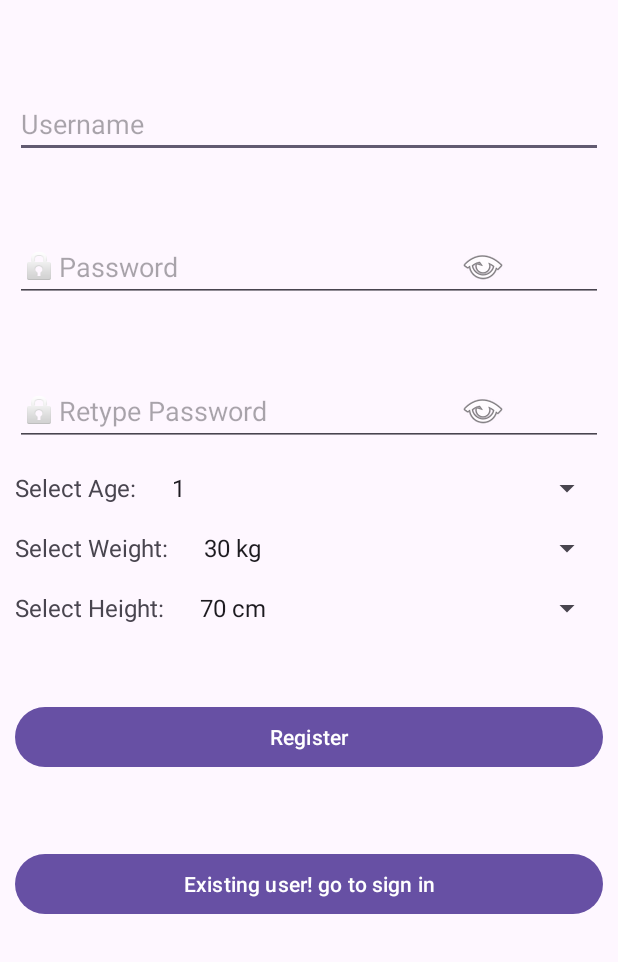
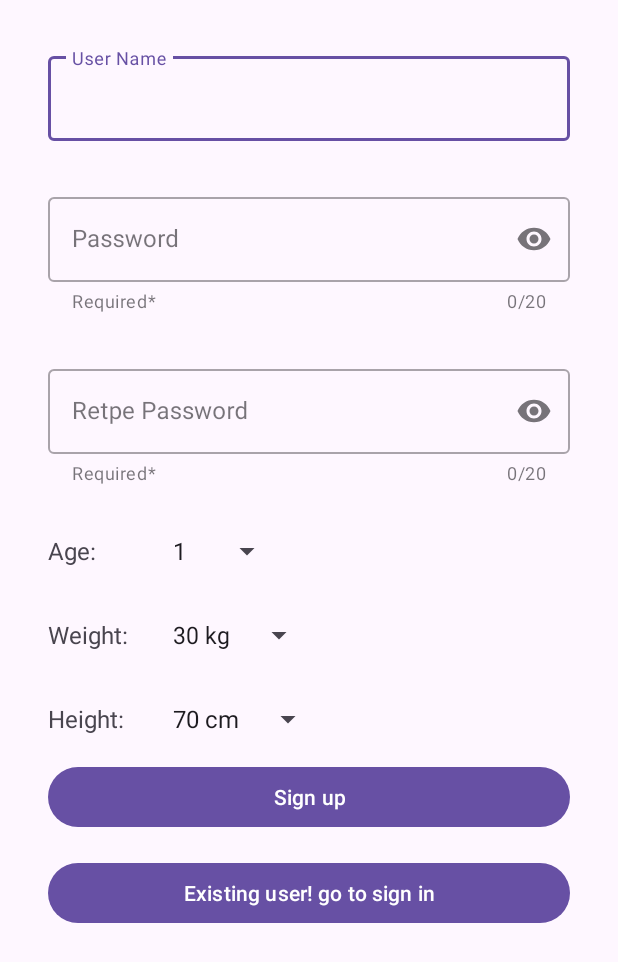
Before and after one commit to zemani2/FinalProject, an Android app: the SignUpActivity screen opened directly, with no data from a screen before it, on a phone screen of 412 x 824 dp. Shown: the top 962 px of the screen. Run offline under Robolectric (Android 15) with nearby library versions, the phone set to English and light mode, and no system bars.

Commit message:
Idan update the info and the signup

```diff
--- /dev/null
+++ b/app/src/main/java/com/example/anxietyByHeartRate/Constants.java
@@ -0,0 +1,5 @@
+package com.example.anxietyByHeartRate;
+
+public class Constants {
+
+}
--- a/app/src/main/java/com/example/anxietyByHeartRate/DBHelper.java
+++ b/app/src/main/java/com/example/anxietyByHeartRate/DBHelper.java
@@ -10,20 +10,21 @@ import android.database.sqlite.SQLiteOpenHelper;
 import android.util.Log;
 
 import java.io.Serializable;
+import java.util.HashMap;
+import java.util.Map;
 
 public class DBHelper extends SQLiteOpenHelper implements Serializable {
     public static final String DBNAME = "Login4.db";
-    private static final String TABLE_NAME = "users";
+    public static final String USERS_TABLE_NAME = "users";
 
-    private static final String TABLE_NAME_STRESS = "stress";
-    private static final String COL_1 = "ID";
-    private static final String COL_USERNAME = "username";
-    private static final String COL_PASSWORD = "password";
-    private static final String COL_AGE = "age"; // Add age column
+    public static final String TABLE_NAME_STRESS = "stress";
+    public static final String COL_USERNAME = "username";
+    public static final String COL_PASSWORD = "password";
+    public static final String COL_AGE = "age"; // Add age column
 
-    private static final String COL_HEIGHT = "height";
-    private static final String COL_WEIGHT = "weight";
-    private static final String TABLE_NAME_HEART_RATE = "heart_rate";
+    public static final String COL_HEIGHT = "height";
+    public static final String COL_WEIGHT = "weight";
+    public static final String TABLE_NAME_HEART_RATE = "heart_rate";
     // Columns for heart_rate table
     private static final String COL_HEART_RATE = "heart_rate";
     private static final String COL_TIMESTAMP = "timestamp";
@@ -32,7 +33,7 @@ public class DBHelper extends SQLiteOpenHelper implements Serializable {
             " (" + COL_USERNAME + " TEXT, " +
             COL_HEART_RATE + " INTEGER, " +
             COL_TIMESTAMP + " TIMESTAMP DEFAULT CURRENT_TIMESTAMP)";
-    private static final String CREATE_TABLE = "CREATE TABLE " + TABLE_NAME +
+    private static final String CREATE_TABLE = "CREATE TABLE " + USERS_TABLE_NAME +
             " (" + COL_USERNAME + " TEXT PRIMARY KEY, " +
             COL_PASSWORD + " TEXT, " +
             COL_AGE + " INTEGER, " +
@@ -57,10 +58,28 @@ public class DBHelper extends SQLiteOpenHelper implements Serializable {
         myDB.execSQL(CREATE_TABLE_STRESS);
 
     }
-
+    public Map<String, String> getDetails(String username, String fields []) {
+        Map<String, String> details = new HashMap<>();
+        String query = "SELECT * FROM " + USERS_TABLE_NAME + " WHERE " + COL_USERNAME + "='" + username + "'";
+        SQLiteDatabase db = this.getReadableDatabase();
+        Cursor cursor = db.rawQuery(query, null);
+        if (cursor.moveToFirst()) {
+            for (String field : fields) {
+                int columnIndex = cursor.getColumnIndex(field);
+                if (columnIndex != -1) {
+                    // Retrieve the value of each field from the cursor
+                    String value = cursor.getString(columnIndex);
+                    // Store the field name and value in the details map
+                    details.put(field, value);
+                }
+            }
+        }
+        cursor.close();
+        return details;
+    }
     @Override
     public void onUpgrade(SQLiteDatabase myDB, int oldVersion, int newVersion) {
-        myDB.execSQL("drop Table if exists "+TABLE_NAME);
+        myDB.execSQL("drop Table if exists "+ USERS_TABLE_NAME);
         myDB.execSQL("DROP TABLE IF EXISTS " + TABLE_NAME_HEART_RATE);
         myDB.execSQL("DROP TABLE IF EXISTS " + TABLE_NAME_STRESS);
     }
@@ -130,7 +149,7 @@ public class DBHelper extends SQLiteOpenHelper implements Serializable {
         contentValues.put(COL_AGE, age); // Insert age into the database
         contentValues.put(COL_HEIGHT, height);
         contentValues.put(COL_WEIGHT, weight);
-        long result = db.insert(TABLE_NAME, null, contentValues);
+        long result = db.insert(USERS_TABLE_NAME, null, contentValues);
         return result != -1;
     }
 
--- a/app/src/main/java/com/example/anxietyByHeartRate/LoginActivity.java
+++ b/app/src/main/java/com/example/anxietyByHeartRate/LoginActivity.java
@@ -9,6 +9,8 @@ import android.widget.EditText;
 import android.widget.Toast;
 
 import com.google.android.material.textfield.TextInputLayout;
+
+import java.util.Map;
 
 public class LoginActivity extends AppCompatActivity {
     TextInputLayout usernameInputLayout, passwordInputLayout;
--- a/app/src/main/java/com/example/anxietyByHeartRate/SignUpActivity.java
+++ b/app/src/main/java/com/example/anxietyByHeartRate/SignUpActivity.java
@@ -42,8 +42,6 @@ public class SignUpActivity extends AppCompatActivity {
         signin = (Button) findViewById(R.id.signin);
         signup = (Button) findViewById(R.id.signup);
         DB = new DBHelper(this);
-        toggleButtonPassword = findViewById(R.id.toggleButtonpassword);
-        toggleButtonRePassword = findViewById(R.id.toggleButtonrepassword);
         heightSpinner = findViewById(R.id.heightSpinner);
         weightSpinner = findViewById(R.id.weightSpinner);
         heightSpinner.setOnItemSelectedListener(new AdapterView.OnItemSelectedListener() {
@@ -82,32 +80,6 @@ public class SignUpActivity extends AppCompatActivity {
         height_adapter.setDropDownViewResource(android.R.layout.simple_spinner_dropdown_item);
         heightSpinner.setAdapter(height_adapter);
 
-        toggleButtonPassword.setOnCheckedChangeListener(new CompoundButton.OnCheckedChangeListener() {
-            @Override
-            public void onCheckedChanged(CompoundButton buttonView, boolean isChecked) {
-                // Show/Hide the password
-                if (isChecked) {
-                    password.setInputType(InputType.TYPE_CLASS_TEXT);
-                } else {
-                    password.setInputType(InputType.TYPE_CLASS_TEXT | InputType.TYPE_TEXT_VARIATION_PASSWORD);
-                }
-                // Move cursor to the end of the text
-                password.setSelection(password.getText().length());
-            }
-        });
-        toggleButtonRePassword.setOnCheckedChangeListener(new CompoundButton.OnCheckedChangeListener() {
-            @Override
-            public void onCheckedChanged(CompoundButton buttonView, boolean isChecked) {
-                // Show/Hide the password
-                if (isChecked) {
-                    repassword.setInputType(InputType.TYPE_CLASS_TEXT);
-                } else {
-                    repassword.setInputType(InputType.TYPE_CLASS_TEXT | InputType.TYPE_TEXT_VARIATION_PASSWORD);
-                }
-                // Move cursor to the end of the text
-                repassword.setSelection(repassword.getText().length());
-            }
-        });
         signin.setOnClickListener(new View.OnClickListener() {
             @Override
             public void onClick(View v) {
--- a/app/src/main/java/com/example/anxietyByHeartRate/UserInfoActivity.java
+++ b/app/src/main/java/com/example/anxietyByHeartRate/UserInfoActivity.java
@@ -6,25 +6,30 @@ import android.widget.TextView;
 
 import androidx.appcompat.app.AppCompatActivity;
 
+import java.util.Map;
+
 public class UserInfoActivity extends AppCompatActivity {
+    private DBHelper DB;
 
     @Override
     protected void onCreate(Bundle savedInstanceState) {
         super.onCreate(savedInstanceState);
         setContentView(R.layout.activity_user_info);
 
+        DB = new DBHelper(this);
         Intent intent = getIntent();
         String username = intent.getStringExtra("USERNAME");
-        int age = intent.getIntExtra("AGE", 0);
-        int weight = intent.getIntExtra("WEIGHT", 0);
-        int height = intent.getIntExtra("HEIGHT", 0);
+        Map<String, String> details = DB.getDetails(username, new String[]{"age", "weight", "height"});
+        int age = Integer.parseInt(details.get("age"));
+        int weight = Integer.parseInt(details.get("weight"));
+        int height = Integer.parseInt(details.get("weight"));
 
         TextView usernameTextView = findViewById(R.id.usernameTextView);
         TextView ageTextView = findViewById(R.id.ageTextView);
         TextView weightTextView = findViewById(R.id.weightTextView);
         TextView heightTextView = findViewById(R.id.heightTextView);
 
-        usernameTextView.setText("Username: " + username);
+        usernameTextView.setText("Welcome " + username);
         ageTextView.setText("Age: " + age);
         weightTextView.setText("Weight: " + weight + " kg");
         heightTextView.setText("Height: " + height + " cm");
--- /dev/null
+++ b/app/src/main/res/drawable/drawable_shape.xml
@@ -0,0 +1,6 @@
+<?xml version="1.0" encoding="utf-8"?>
+
+<shape xmlns:android="http://schemas.android.com/apk/res/android"
+  android:shape="rectangle">
+    <solid android:color="#FFFFFFFF" /><stroke android:width="1dp" android:color="#FFE0E0E0" /><corners android:radius="8dp" />
+</shape>
--- a/app/src/main/res/layout/activity_signup.xml
+++ b/app/src/main/res/layout/activity_signup.xml
@@ -1,168 +1,210 @@
 <?xml version="1.0" encoding="utf-8"?>
-<RelativeLayout xmlns:android="http://schemas.android.com/apk/res/android"
+<androidx.constraintlayout.widget.ConstraintLayout xmlns:android="http://schemas.android.com/apk/res/android"
     xmlns:app="http://schemas.android.com/apk/res-auto"
     xmlns:tools="http://schemas.android.com/tools"
     android:layout_width="match_parent"
     android:layout_height="match_parent"
-    android:padding="10dp"
-    tools:context=".SignUpActivity">
-    <EditText
+    tools:context=".FirstFragment">
+
+    <com.google.android.material.textfield.TextInputLayout
+        android:id="@+id/usernameTextInputLayout"
+        style="@style/Widget.MaterialComponents.TextInputLayout.OutlinedBox"
+        android:layout_width="0dp"
+        android:layout_height="wrap_content"
+        android:layout_marginStart="32dp"
+        android:layout_marginTop="32dp"
+        android:layout_marginEnd="32dp"
+        android:hint="User Name"
+        app:layout_constraintEnd_toEndOf="parent"
+        app:layout_constraintStart_toStartOf="parent"
+        app:layout_constraintTop_toTopOf="parent">
+
+        <com.google.android.material.textfield.TextInputEditText
             android:id="@+id/username"
             android:layout_width="match_parent"
             android:layout_height="wrap_content"
-        android:hint="Username"
-        android:layout_marginTop="50dp"
-        ></EditText>
+            android:maxLength="20"
+            android:inputType="text" />
 
-    <EditText
+    </com.google.android.material.textfield.TextInputLayout>
+
+    <com.google.android.material.textfield.TextInputLayout
+        android:id="@+id/passwordTextInputLayout"
+        style="@style/Widget.MaterialComponents.TextInputLayout.OutlinedBox"
+        android:layout_width="0dp"
+        android:layout_height="wrap_content"
+        android:layout_marginStart="32dp"
+        android:layout_marginTop="32dp"
+        android:layout_marginEnd="32dp"
+        android:hint="Password"
+        app:endIconMode="password_toggle"
+        app:helperText="Required*"
+        app:counterEnabled="true"
+        app:counterMaxLength="20"
+        app:layout_constraintEnd_toEndOf="parent"
+        app:layout_constraintStart_toStartOf="parent"
+        app:layout_constraintTop_toBottomOf="@id/usernameTextInputLayout">
+
+        <com.google.android.material.textfield.TextInputEditText
             android:id="@+id/password"
             android:layout_width="match_parent"
             android:layout_height="wrap_content"
-        android:layout_below="@id/username"
-        android:layout_marginTop="50dp"
-        android:drawableLeft="@android:drawable/ic_lock_idle_lock"
-        android:hint="Password"
-        android:inputType="textPassword"
-        ></EditText>
-    <ToggleButton
-        android:id="@+id/toggleButtonpassword"
-        android:layout_width="wrap_content"
+            android:maxLength="21"
+            android:inputType="textPassword" />
+
+    </com.google.android.material.textfield.TextInputLayout>
+    <com.google.android.material.textfield.TextInputLayout
+        android:id="@+id/rePasswordTextInputLayout"
+        style="@style/Widget.MaterialComponents.TextInputLayout.OutlinedBox"
+        android:layout_width="0dp"
         android:layout_height="wrap_content"
-        android:layout_alignEnd="@id/password"
-        android:layout_alignBottom="@id/password"
-        android:layout_marginEnd="8dp"
-        android:background="@null"
-        android:button="@android:drawable/ic_menu_view"
-        android:textOff=" "
-        android:textOn=" " />
-    <ToggleButton
-        android:id="@+id/toggleButtonrepassword"
-        android:layout_width="wrap_content"
-        android:layout_height="wrap_content"
-        android:layout_alignEnd="@id/repassword"
-        android:layout_alignBottom="@id/repassword"
-        android:layout_marginEnd="8dp"
-        android:background="@null"
-        android:button="@android:drawable/ic_menu_view"
-        android:textOff=" "
-        android:textOn=" " />
-    <EditText
+        android:layout_marginStart="32dp"
+        android:layout_marginTop="32dp"
+        android:layout_marginEnd="32dp"
+        android:hint="Retpe Password"
+        app:endIconMode="password_toggle"
+        app:helperText="Required*"
+        app:counterEnabled="true"
+        app:counterMaxLength="20"
+        app:layout_constraintEnd_toEndOf="parent"
+        app:layout_constraintStart_toStartOf="parent"
+        app:layout_constraintTop_toBottomOf="@id/passwordTextInputLayout">
+
+        <com.google.android.material.textfield.TextInputEditText
             android:id="@+id/repassword"
             android:layout_width="match_parent"
             android:layout_height="wrap_content"
-        android:hint="Retype Password"
-        android:layout_marginTop="50dp"
-        android:layout_below="@id/password"
-        android:drawableLeft="@android:drawable/ic_lock_idle_lock"
-        android:inputType="textPassword"
-        ></EditText>
+            android:maxLength="21"
+            android:inputType="textPassword" />
 
+    </com.google.android.material.textfield.TextInputLayout>
 
-    <RelativeLayout
-        android:id="@+id/ageLayout"
+    <!-- Age TextInputLayout -->
+    <com.google.android.material.textfield.TextInputLayout
+        android:id="@+id/ageTextInputLayout"
+        style="@style/Widget.MaterialComponents.TextInputLayout.OutlinedBox"
+        android:layout_width="0dp"
+        android:layout_height="wrap_content"
+        android:layout_marginStart="32dp"
+        android:layout_marginTop="32dp"
+        android:layout_marginEnd="32dp"
+        android:hint="Select Age"
+        app:layout_constraintEnd_toEndOf="parent"
+        app:layout_constraintStart_toStartOf="parent"
+        app:layout_constraintTop_toBottomOf="@id/rePasswordTextInputLayout">
+
+        <LinearLayout
             android:layout_width="match_parent"
             android:layout_height="wrap_content"
-        android:layout_below="@id/repassword"
-        android:layout_marginTop="16dp">
+            android:orientation="horizontal">
 
             <TextView
                 android:id="@+id/ageLabel"
-            android:layout_width="wrap_content"
+                android:layout_width="60dp"
                 android:layout_height="wrap_content"
-            android:text="Select Age:"
+                android:text="Age:"
                 android:textSize="16sp"
-            android:layout_alignBaseline="@id/ageSpinner"
-            android:layout_alignParentStart="true"
-            android:layout_marginEnd="8dp"
                 android:gravity="center_vertical"/>
 
             <Spinner
                 android:id="@+id/ageSpinner"
+                android:layout_marginStart="15dp"
                 android:layout_width="wrap_content"
                 android:layout_height="wrap_content"
-            android:layout_alignParentEnd="true"
-            android:layout_toEndOf="@id/ageLabel"
-            android:layout_marginStart="8dp"
-            android:entries="@array/age_range"
-            android:spinnerMode="dropdown"
-            android:dropDownVerticalOffset="40dp"
-            android:dropDownHeight="200dp"/>
-    </RelativeLayout>
-    <RelativeLayout
-        android:id="@+id/weightLayout"
+                android:spinnerMode="dropdown" />
+
+        </LinearLayout>
+
+    </com.google.android.material.textfield.TextInputLayout>
+    <!-- Weight TextInputLayout -->
+    <com.google.android.material.textfield.TextInputLayout
+        android:id="@+id/weightTextInputLayout"
+        style="@style/Widget.MaterialComponents.TextInputLayout.OutlinedBox"
+        android:layout_width="0dp"
+        android:layout_height="wrap_content"
+        android:layout_marginStart="32dp"
+        android:layout_marginTop="32dp"
+        android:layout_marginEnd="32dp"
+        android:hint="Select Weight"
+        app:layout_constraintEnd_toEndOf="parent"
+        app:layout_constraintStart_toStartOf="parent"
+        app:layout_constraintTop_toBottomOf="@id/ageTextInputLayout">
+        <LinearLayout
             android:layout_width="match_parent"
             android:layout_height="wrap_content"
-        android:layout_below="@id/ageLayout"
-        android:layout_marginTop="16dp">
-
+            android:orientation="horizontal">
             <TextView
                 android:id="@+id/weightLabel"
+                android:layout_width="60dp"
+                android:layout_height="wrap_content"
+                android:text="Weight:"
+                android:textSize="16sp"
+                android:gravity="center_vertical"/>
+            <Spinner
+                android:id="@+id/weightSpinner"
+                android:layout_marginStart="15dp"
                 android:layout_width="wrap_content"
                 android:layout_height="wrap_content"
-            android:text="Select Weight:"
-            android:textSize="16sp"
-            android:layout_alignBaseline="@id/weightSpinner"
-            android:layout_alignParentStart="true"
-            android:layout_marginEnd="8dp"
-            android:gravity="center_vertical"/>
+                android:spinnerMode="dropdown" />
 
-        <Spinner
-            android:id="@+id/weightSpinner"
-            android:layout_width="wrap_content"
+        </LinearLayout>
+
+    </com.google.android.material.textfield.TextInputLayout>
+    <!-- Height TextInputLayout -->
+    <com.google.android.material.textfield.TextInputLayout
+        android:id="@+id/heightTextInputLayout"
+        style="@style/Widget.MaterialComponents.TextInputLayout.OutlinedBox"
+        android:layout_width="0dp"
         android:layout_height="wrap_content"
-            android:layout_alignParentEnd="true"
-            android:layout_toEndOf="@id/weightLabel"
-            android:layout_marginStart="8dp"
-            android:entries="@array/weight_range"
-            android:spinnerMode="dropdown"
-            android:dropDownVerticalOffset="40dp"
-            android:dropDownHeight="200dp"/>
-    </RelativeLayout>
-    <RelativeLayout
-        android:id="@+id/heightLayout"
+        android:layout_marginStart="32dp"
+        android:layout_marginTop="32dp"
+        android:layout_marginEnd="32dp"
+        android:hint="Select Height"
+        app:layout_constraintEnd_toEndOf="parent"
+        app:layout_constraintStart_toStartOf="parent"
+        app:layout_constraintTop_toBottomOf="@id/weightTextInputLayout">
+        <LinearLayout
             android:layout_width="match_parent"
             android:layout_height="wrap_content"
-        android:layout_below="@id/weightLayout"
-        android:layout_marginTop="16dp">
-
+            android:orientation="horizontal">
             <TextView
             android:id="@+id/heightLabel"
-            android:layout_width="wrap_content"
+            android:layout_width="60dp"
             android:layout_height="wrap_content"
-            android:text="Select Height:"
+            android:text="Height:"
             android:textSize="16sp"
-            android:layout_alignBaseline="@id/heightSpinner"
-            android:layout_alignParentStart="true"
-            android:layout_marginEnd="8dp"
             android:gravity="center_vertical"/>
-
             <Spinner
                 android:id="@+id/heightSpinner"
                 android:layout_width="wrap_content"
                 android:layout_height="wrap_content"
-            android:layout_alignParentEnd="true"
-            android:layout_toEndOf="@id/heightLabel"
-            android:layout_marginStart="8dp"
-            android:entries="@array/height_range"
-            android:spinnerMode="dropdown"
-            android:dropDownVerticalOffset="40dp"
-            android:dropDownHeight="200dp"/>
-    </RelativeLayout>
+                android:layout_marginStart="15dp"
+                android:dropDownHeight="100dp"
+                android:spinnerMode="dropdown" />
+
+        </LinearLayout>
+    </com.google.android.material.textfield.TextInputLayout>
+
+    <!-- Sign Up Button -->
     <Button
         android:id="@+id/signup"
-        android:layout_width="match_parent"
+        android:layout_width="0dp"
         android:layout_height="wrap_content"
-        android:text="Register"
-        android:layout_marginTop="50dp"
-        android:layout_below="@id/heightLayout"
-        ></Button>
+        android:text="Sign up"
+        android:layout_marginTop="16dp"
+        app:layout_constraintStart_toStartOf="@id/passwordTextInputLayout"
+        app:layout_constraintEnd_toEndOf="@id/passwordTextInputLayout"
+        app:layout_constraintTop_toBottomOf="@id/heightTextInputLayout" />
+
+    <!-- Sign In Button -->
     <Button
         android:id="@+id/signin"
-        android:layout_width="match_parent"
+        android:layout_width="0dp"
         android:layout_height="wrap_content"
         android:text="Existing user! go to sign in"
-        android:layout_marginTop="50dp"
-        android:layout_below="@id/signup"
-        ></Button>
+        android:layout_marginTop="16dp"
+        app:layout_constraintStart_toStartOf="@id/signup"
+        app:layout_constraintEnd_toEndOf="@id/signup"
+        app:layout_constraintTop_toBottomOf="@id/signup" />
 
-</RelativeLayout>
+</androidx.constraintlayout.widget.ConstraintLayout>
--- a/app/src/main/res/layout/activity_start.xml
+++ b/app/src/main/res/layout/activity_start.xml
@@ -10,12 +10,12 @@
         android:id="@+id/welcomeMessageTextView"
         android:layout_width="wrap_content"
         android:layout_height="wrap_content"
-        android:text="Welcome to My App!"
+        android:layout_centerHorizontal="true"
+        android:layout_marginTop="100dp"
+        android:text="Welcome to Aneity deteaction app"
+        android:textColor="@android:color/black"
         android:textSize="24sp"
-        android:textStyle="bold"
-        android:textColor="@android:color/black"
-        android:layout_centerHorizontal="true"
-        android:layout_marginTop="100dp"/>
+        android:textStyle="bold" />
 
     <!-- Login Button -->
     <Button
--- a/app/src/main/res/layout/activity_user_info.xml
+++ b/app/src/main/res/layout/activity_user_info.xml
@@ -3,7 +3,16 @@
     android:layout_width="match_parent"
     android:layout_height="match_parent"
     android:orientation="vertical"
-    android:padding="16dp">
+    android:padding="16dp"
+    android:gravity="center">
+
+    <ImageView
+        android:id="@+id/logoImageView"
+        android:layout_width="100dp"
+        android:layout_height="100dp"
+        android:src="@drawable/ic_user"
+        android:layout_gravity="center_horizontal"
+        android:layout_marginBottom="32dp"/>
 
     <TextView
         android:id="@+id/usernameTextView"
@@ -12,8 +21,21 @@
         android:textSize="24sp"
         android:textStyle="bold"
         android:textColor="@android:color/black"
-        android:layout_gravity="center_horizontal"
         android:layout_marginTop="16dp"/>
+
+    <LinearLayout
+        android:layout_width="match_parent"
+        android:layout_height="wrap_content"
+        android:orientation="horizontal"
+        android:layout_marginTop="20dp"
+        android:layout_marginStart="30dp"
+        android:layout_marginEnd="10dp">
+
+        <ImageView
+            android:layout_width="24dp"
+            android:layout_height="24dp"
+            android:src="@drawable/ic_account"
+            android:layout_gravity="center_vertical"/>
 
         <TextView
             android:id="@+id/ageTextView"
@@ -21,7 +43,22 @@
             android:layout_height="wrap_content"
             android:textSize="18sp"
             android:textColor="@android:color/black"
-        android:layout_marginTop="8dp"/>
+            android:layout_marginStart="8dp"/>
+    </LinearLayout>
+
+    <LinearLayout
+        android:layout_width="match_parent"
+        android:layout_height="wrap_content"
+        android:orientation="horizontal"
+        android:layout_marginTop="8dp"
+        android:layout_marginStart="30dp"
+        android:layout_marginEnd="10dp">
+
+        <ImageView
+            android:layout_width="24dp"
+            android:layout_height="24dp"
+            android:src="@drawable/ic_weight"
+            android:layout_gravity="center_vertical"/>
 
         <TextView
             android:id="@+id/weightTextView"
@@ -29,7 +66,22 @@
             android:layout_height="wrap_content"
             android:textSize="18sp"
             android:textColor="@android:color/black"
-        android:layout_marginTop="8dp"/>
+            android:layout_marginStart="8dp"/>
+    </LinearLayout>
+
+    <LinearLayout
+        android:layout_width="match_parent"
+        android:layout_height="wrap_content"
+        android:orientation="horizontal"
+        android:layout_marginTop="8dp"
+        android:layout_marginStart="30dp"
+        android:layout_marginEnd="10dp">
+
+        <ImageView
+            android:layout_width="24dp"
+            android:layout_height="24dp"
+            android:src="@drawable/ic_height"
+            android:layout_gravity="center_vertical"/>
 
         <TextView
             android:id="@+id/heightTextView"
@@ -37,6 +89,7 @@
             android:layout_height="wrap_content"
             android:textSize="18sp"
             android:textColor="@android:color/black"
-        android:layout_marginTop="8dp"/>
+            android:layout_marginStart="8dp"/>
+    </LinearLayout>
 
 </LinearLayout>
```
Also changed, not shown: app/src/main/res/drawable/ic_account.png (added), app/src/main/res/drawable/ic_height.png (added), app/src/main/res/drawable/ic_info.png (added), app/src/main/res/drawable/ic_user.png (added), app/src/main/res/drawable/ic_weight.png (added). Lines whose indentation alone changed are shown as unchanged.
